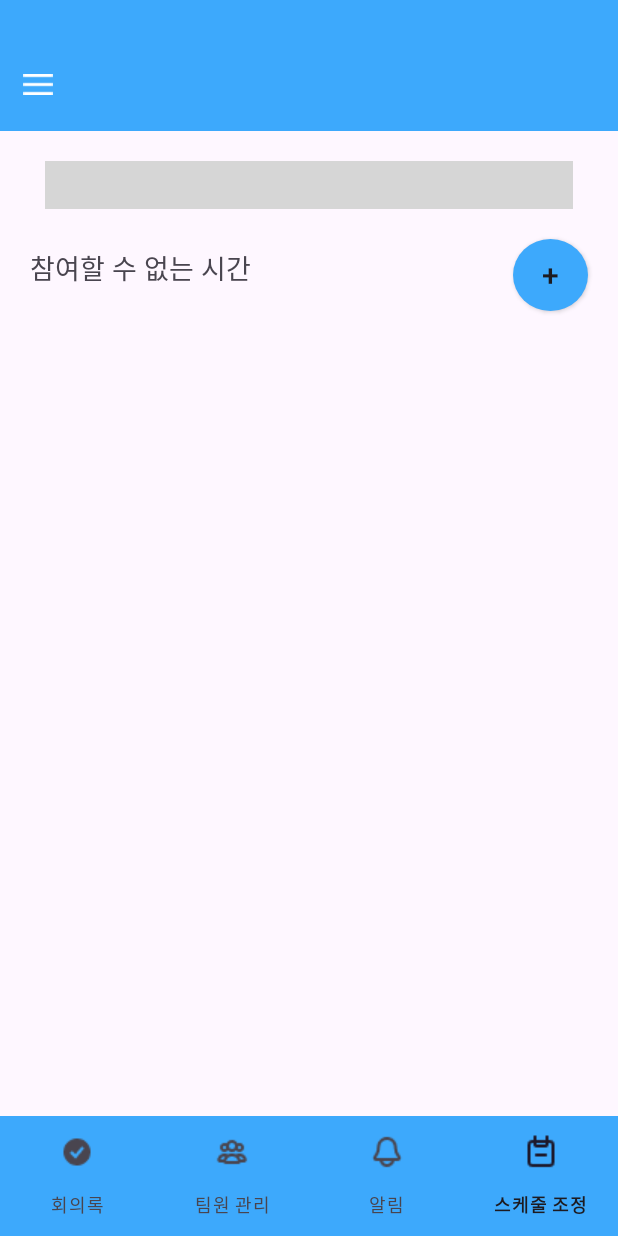
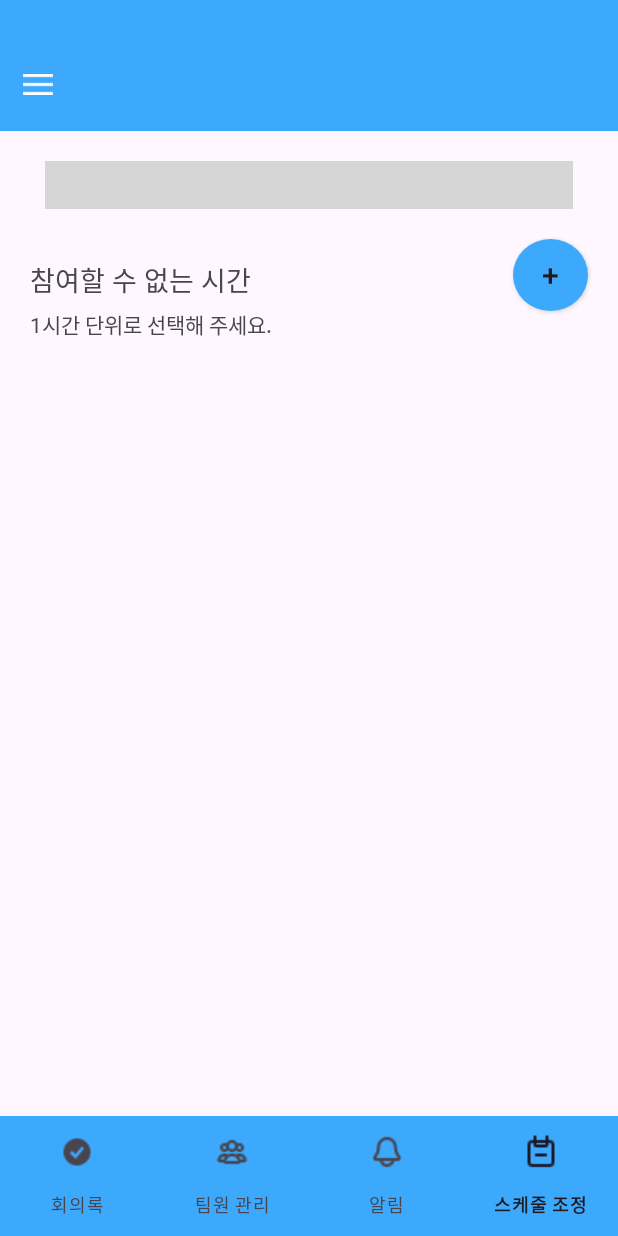
Before and after one commit to SeonJeongk/Y-android, an Android app: the screen it shows after launch (MainActivity), item 4 of the bottom bar chosen, on a phone screen of 412 x 824 dp. Run offline under Robolectric (Android 15) with nearby library versions, the phone set to English and light mode, and no system bars; libraries missing offline, so code that uses them is left out: com.prolificinteractive.materialcalendarview; plain views replace MaterialCalendarView; Roboto replaces fonts that are not available here; 2 statements that could not run were skipped; grey boxes are pictures that could not be loaded.

Commit message:
🐛Fix: 달력 ui 수정

```diff
--- a/app/src/main/res/layout/fragment_schedule.xml
+++ b/app/src/main/res/layout/fragment_schedule.xml
@@ -26,11 +26,12 @@
                 android:layout_marginTop="20dp"
                 android:layout_marginEnd="30dp"
                 android:layout_weight="1"
+                app:mcv_weekDayTextAppearance="@style/TextStyleSemiBold15"
                 android:background="@drawable/item_border_1"
                 app:layout_constraintEnd_toEndOf="parent"
                 app:layout_constraintStart_toStartOf="parent"
                 app:layout_constraintTop_toBottomOf="@+id/actionbar"
-                app:mcv_selectionColor="#00F"
+                app:mcv_selectionColor="@color/mainColor"
                 app:mcv_showOtherDates="all" />
 
             <androidx.appcompat.widget.AppCompatTextView
@@ -62,11 +63,25 @@
                 android:layout_width="match_parent"
                 android:layout_height="match_parent"
                 android:layout_marginStart="20dp"
+                android:layout_marginTop="25dp"
                 android:layout_marginEnd="20dp"
+                app:layout_constraintEnd_toEndOf="parent"
+                app:layout_constraintStart_toStartOf="parent"
+                app:layout_constraintTop_toBottomOf="@+id/btn_add_time"
+                tools:listitem="@layout/item_time" />
+
+            <androidx.appcompat.widget.AppCompatTextView
+                android:layout_width="wrap_content"
+                android:layout_height="wrap_content"
+                android:layout_marginStart="20dp"
                 android:layout_marginTop="10dp"
-                tools:listitem="@layout/item_time"
+                android:layout_marginBottom="10dp"
+                android:text="1시간 단위로 선택해 주세요."
+                app:layout_constraintBottom_toTopOf="@+id/recyclerReview"
+                app:layout_constraintEnd_toEndOf="parent"
+                app:layout_constraintHorizontal_bias="0.0"
                 app:layout_constraintStart_toStartOf="parent"
-                app:layout_constraintTop_toBottomOf="@+id/btn_add_time" />
+                app:layout_constraintTop_toBottomOf="@+id/tv_cant_time" />
 
         </androidx.constraintlayout.widget.ConstraintLayout>
     </androidx.core.widget.NestedScrollView>
```
Also changed, not shown: app/src/main/java/kr/ac/duksung/hackathon_y/ui/schedule/ScheduleFragment.kt (+38 -0 lines), app/src/main/java/kr/ac/duksung/hackathon_y/ui/schedule/adapter/TimeRVAdapter.kt (+9 -4 lines).
